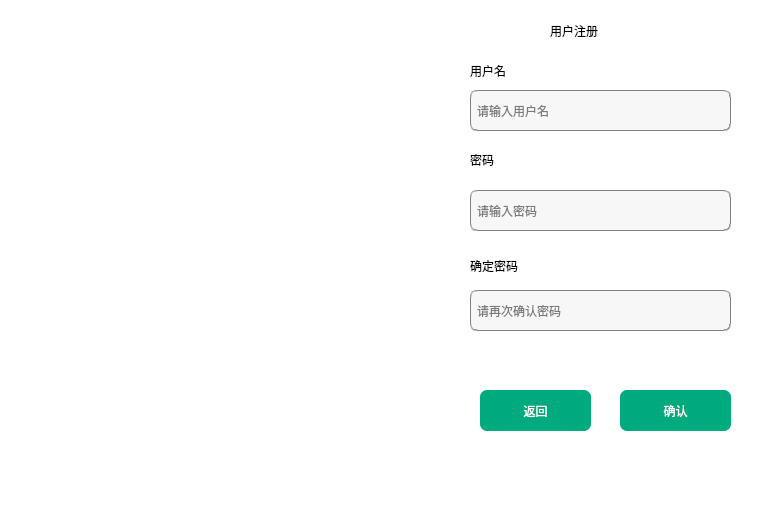
foryouos/Parking_System, file signup.ui: the form before one commit.
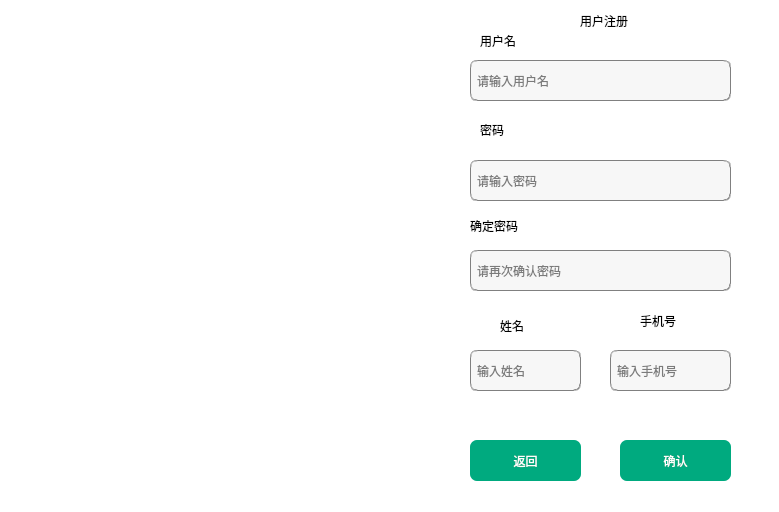
The form after the commit.

```diff
--- a/signup.ui
+++ b/signup.ui
@@ -44,8 +44,8 @@
   <widget class="QLabel" name="label_title">
    <property name="geometry">
     <rect>
-     <x>550</x>
-     <y>10</y>
+     <x>580</x>
+     <y>0</y>
      <width>141</width>
      <height>41</height>
     </rect>
@@ -60,8 +60,8 @@
   <widget class="QLabel" name="label_3">
    <property name="geometry">
     <rect>
-     <x>470</x>
-     <y>50</y>
+     <x>480</x>
+     <y>20</y>
      <width>91</width>
      <height>41</height>
     </rect>
@@ -76,8 +76,8 @@
   <widget class="QLabel" name="label_4">
    <property name="geometry">
     <rect>
-     <x>470</x>
-     <y>150</y>
+     <x>480</x>
+     <y>120</y>
      <width>69</width>
      <height>20</height>
     </rect>
@@ -93,7 +93,7 @@
    <property name="geometry">
     <rect>
      <x>470</x>
-     <y>250</y>
+     <y>210</y>
      <width>131</width>
      <height>31</height>
     </rect>
@@ -109,7 +109,7 @@
    <property name="geometry">
     <rect>
      <x>470</x>
-     <y>90</y>
+     <y>60</y>
      <width>261</width>
      <height>41</height>
     </rect>
@@ -132,7 +132,7 @@
    <property name="geometry">
     <rect>
      <x>470</x>
-     <y>190</y>
+     <y>160</y>
      <width>261</width>
      <height>41</height>
     </rect>
@@ -155,7 +155,7 @@
    <property name="geometry">
     <rect>
      <x>470</x>
-     <y>290</y>
+     <y>250</y>
      <width>261</width>
      <height>41</height>
     </rect>
@@ -177,8 +177,8 @@
   <widget class="QPushButton" name="pushButton_back">
    <property name="geometry">
     <rect>
-     <x>480</x>
-     <y>390</y>
+     <x>470</x>
+     <y>440</y>
      <width>111</width>
      <height>41</height>
     </rect>
@@ -198,7 +198,7 @@
    <property name="geometry">
     <rect>
      <x>620</x>
-     <y>390</y>
+     <y>440</y>
      <width>111</width>
      <height>41</height>
     </rect>
@@ -214,6 +214,78 @@
     <string>确认</string>
    </property>
   </widget>
+  <widget class="QLineEdit" name="lineEdit_tel">
+   <property name="geometry">
+    <rect>
+     <x>610</x>
+     <y>350</y>
+     <width>121</width>
+     <height>41</height>
+    </rect>
+   </property>
+   <property name="styleSheet">
+    <string notr="true">background-color: rgb(247, 247, 247);
+border:1px groove gray;
+border-radius:7px;
+padding:2px 4px;
+font: 10pt &quot;华文隶书&quot;;</string>
+   </property>
+   <property name="placeholderText">
+    <string>输入手机号</string>
+   </property>
+  </widget>
+  <widget class="QLineEdit" name="lineEdit_name">
+   <property name="geometry">
+    <rect>
+     <x>470</x>
+     <y>350</y>
+     <width>111</width>
+     <height>41</height>
+    </rect>
+   </property>
+   <property name="styleSheet">
+    <string notr="true">background-color: rgb(247, 247, 247);
+border:1px groove gray;
+border-radius:7px;
+padding:2px 4px;
+font: 10pt &quot;华文隶书&quot;;</string>
+   </property>
+   <property name="placeholderText">
+    <string>输入姓名</string>
+   </property>
+  </widget>
+  <widget class="QLabel" name="label">
+   <property name="geometry">
+    <rect>
+     <x>500</x>
+     <y>310</y>
+     <width>91</width>
+     <height>31</height>
+    </rect>
+   </property>
+   <property name="styleSheet">
+    <string notr="true">font: 15pt &quot;字心坊猫的天空之城（特别定制版）&quot;;</string>
+   </property>
+   <property name="text">
+    <string>姓名</string>
+   </property>
+  </widget>
+  <widget class="QLabel" name="label_2">
+   <property name="geometry">
+    <rect>
+     <x>640</x>
+     <y>300</y>
+     <width>91</width>
+     <height>41</height>
+    </rect>
+   </property>
+   <property name="styleSheet">
+    <string notr="true">font: 15pt &quot;字心坊猫的天空之城（特别定制版）&quot;;</string>
+   </property>
+   <property name="text">
+    <string>手机号</string>
+   </property>
+  </widget>
  </widget>
  <resources/>
  <connections/>
```
